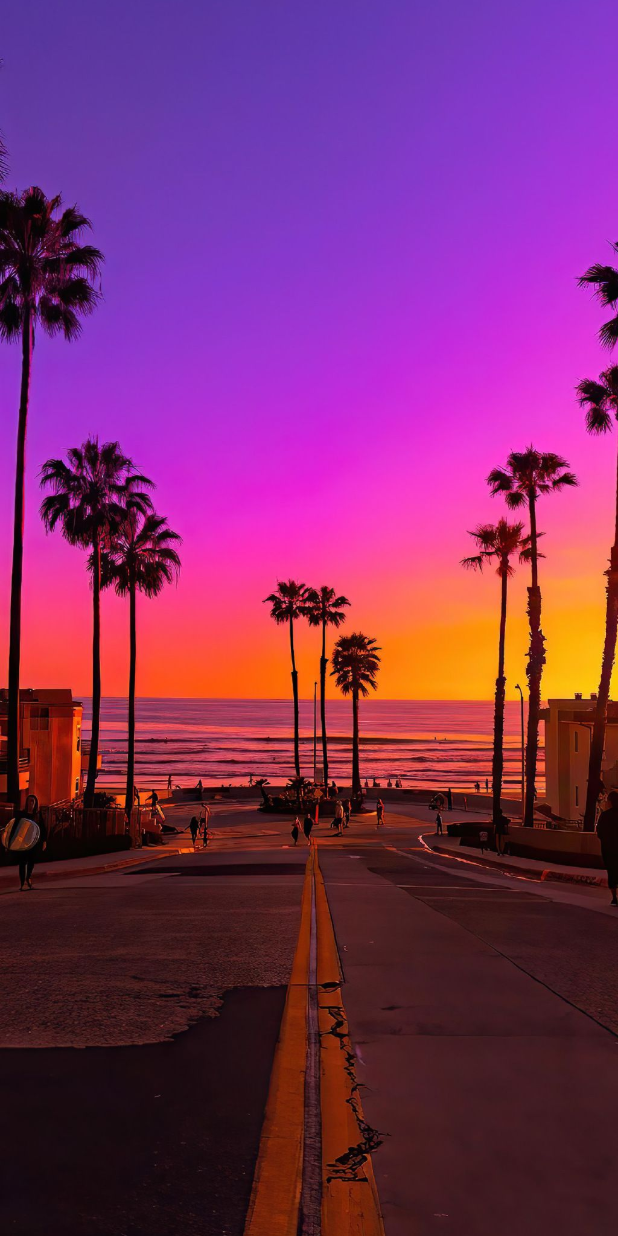
After one commit to saurabh-app/clima_screen1ui_screen2ui, a Flutter app: the Screen2 screen opened directly, on a phone screen of 412 x 824 dp. The commit adds this screen. Run offline on Flutter 3.47's test engine with Material 3 defaults, Android fonts, the phone set to English and light mode, and no system bars; our stand-ins replace flutter_spinkit, geolocator.

Commit message:
(SKY) some ui

```diff
--- /dev/null
+++ b/lib/screens/Screen2.dart
@@ -0,0 +1,28 @@
+import 'package:flutter/material.dart';
+
+class Screen2 extends StatefulWidget {
+  const Screen2({super.key});
+
+  @override
+  State<Screen2> createState() => _Screen2State();
+}
+
+class _Screen2State extends State<Screen2> {
+  @override
+  Widget build(BuildContext context) {
+    var width = MediaQuery.of(context).size.width;
+    var height = MediaQuery.of(context).size.height;
+    return Scaffold(
+      body: Container(
+        width: width,
+        height: height,
+        decoration: BoxDecoration(
+          image: DecorationImage(
+            image: AssetImage('images/screen2.jpeg'),
+            fit: BoxFit.cover,
+          ),
+        ),
+      ),
+    );
+  }
+}
```
Also changed, not shown: lib/screens/screen1.dart (+29 -24 lines).
